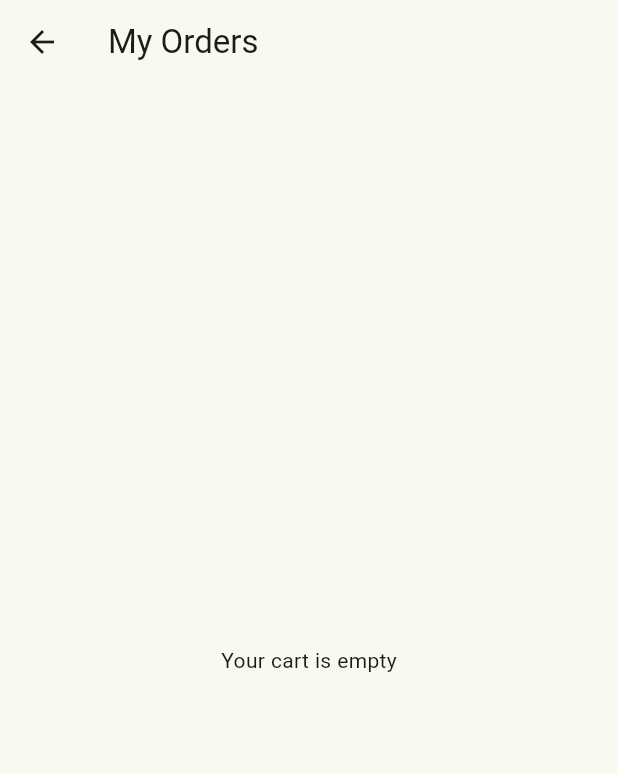
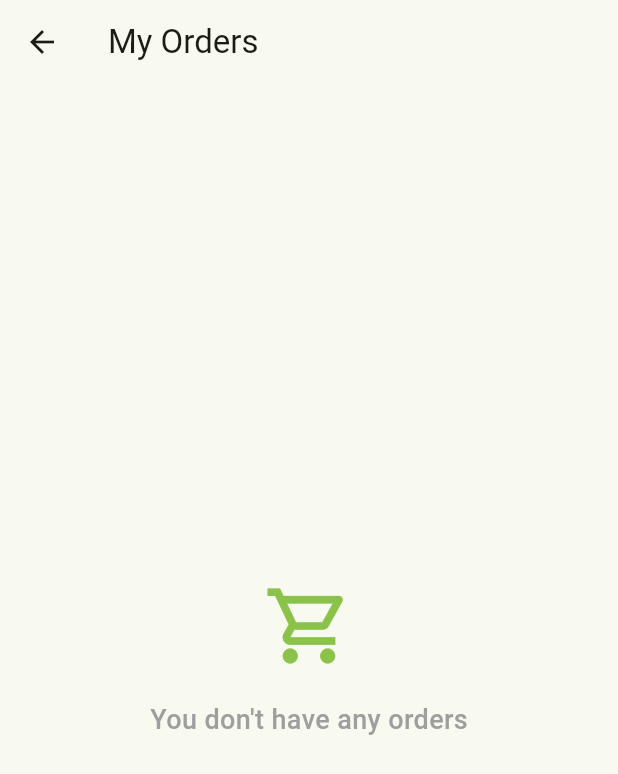
Before and after one commit to joewarden-cmd/cafetana_app, a Flutter app: the MyOrderPage screen opened directly, on a phone screen of 412 x 824 dp. Shown: the top 774 px of the screen. Run offline on Flutter 3.47's test engine with Material 3 defaults, Android fonts, the light colour scheme and no system bars; our stand-ins replace carousel_slider, cloud_firestore, firebase_auth, firebase_core; accounts and stored records are empty; generated files the repository leaves out were written again.

Commit message:
empty ui somthing

```diff
--- a/lib/pages/profile/orders.dart
+++ b/lib/pages/profile/orders.dart
@@ -123,7 +123,28 @@ class _MyOrderPageState extends State<MyOrderPage> {
             print("Error: ${snapshot.error}");
             return const Center(child: Text("Something went wrong"));
           } else if (!snapshot.hasData || snapshot.data!.docs.isEmpty) {
-            return const Center(child: Text("Your cart is empty"));
+            return const Center(
+              child: Column(
+                mainAxisAlignment: MainAxisAlignment.center,
+                crossAxisAlignment: CrossAxisAlignment.center,
+                children: [
+                  Icon(
+                    Icons.shopping_cart_outlined,
+                    size: 60,
+                    color: Colors.lightGreen,
+                  ),
+                  SizedBox(height: 20),
+                  Text(
+                    "You don't have any orders",
+                    style: TextStyle(
+                      fontSize: 18,
+                      fontWeight: FontWeight.w500,
+                      color: Colors.grey,
+                    ),
+                  ),
+                ],
+              ),
+            );
           } else {
             List orderList = snapshot.data!.docs;
 
```
Also changed, not shown: lib/pages/cart/cart.dart (+22 -1 lines).
